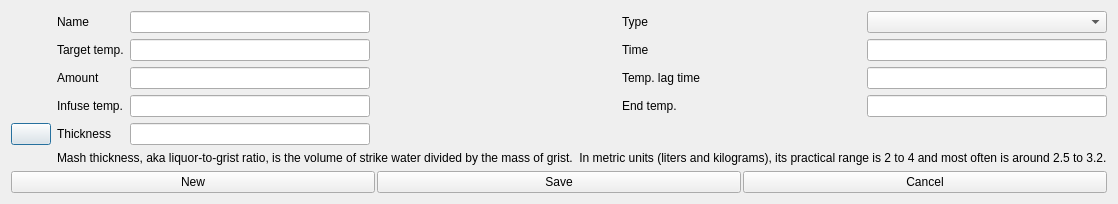
Brewken/brewken, file ui/mashStepEditor.ui: the form before one commit.
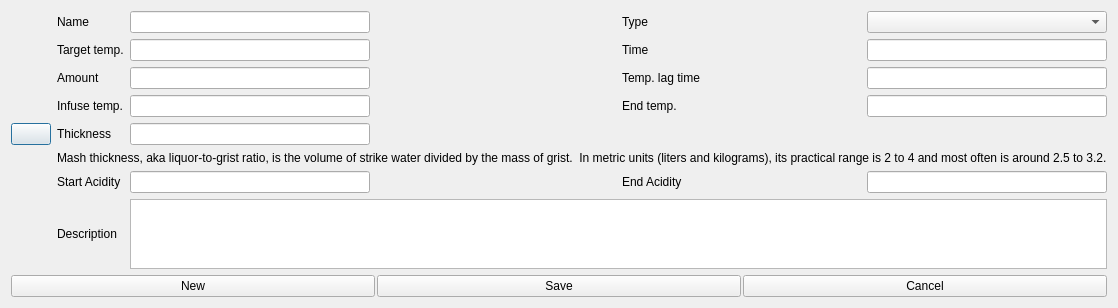
The form after the commit. Icons and pictures are not drawn. Custom widgets are drawn as their Qt base class.

Commit message: Finish changes to mash step editor

What changed in the file:
```diff
--- a/ui/mashStepEditor.ui
+++ b/ui/mashStepEditor.ui
@@ -216,7 +216,51 @@
        </property>
       </widget>
      </item>
-
+     <item row="10" column="1">
+      <widget class="SmartLabel" name="label_startAcidity">
+       <property name="text">
+        <string>Start Acidity</string>
+       </property>
+       <property name="buddy">
+        <cstring>lineEdit_startAcidity</cstring>
+       </property>
+      </widget>
+     </item>
+     <item row="10" column="2">
+      <widget class="SmartLineEdit" name="lineEdit_startAcidity">
+      </widget>
+     </item>
+     <item row="10" column="4">
+      <widget class="SmartLabel" name="label_endAcidity">
+       <property name="text">
+        <string>End Acidity</string>
+       </property>
+       <property name="buddy">
+        <cstring>lineEdit_endAcidity</cstring>
+       </property>
+      </widget>
+     </item>
+     <item row="10" column="5">
+      <widget class="SmartLineEdit" name="lineEdit_endAcidity">
+      </widget>
+     </item>
+     <item row="12" column="1">
+      <widget class="QLabel" name="label_description">
+       <property name="toolTip">
+        <string>Optional description of this mash step</string>
+       </property>
+       <property name="text">
+        <string>Description</string>
+       </property>
+       <property name="buddy">
+        <cstring>textEdit_description</cstring>
+       </property>
+      </widget>
+     </item>
+     <item row="12" column="2" colspan="4">
+      <widget class="QTextEdit" name="textEdit_description">
+      </widget>
+     </item>
     </layout>
    </item>
    <item>
```
The commit also changes 3 other files.
